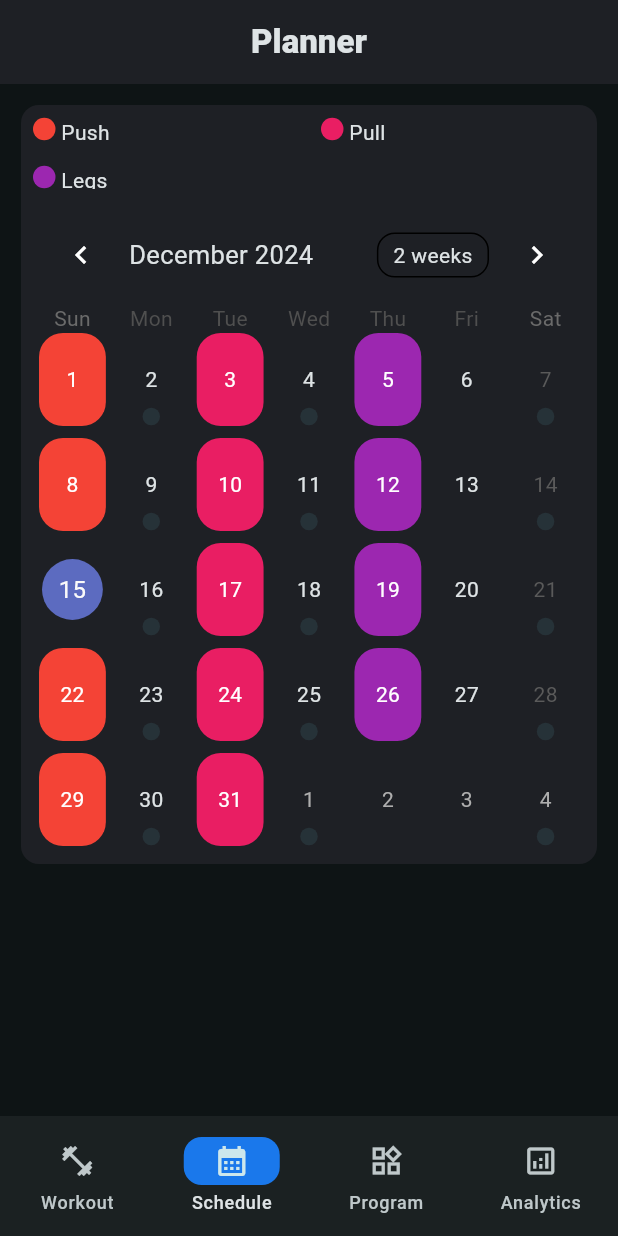
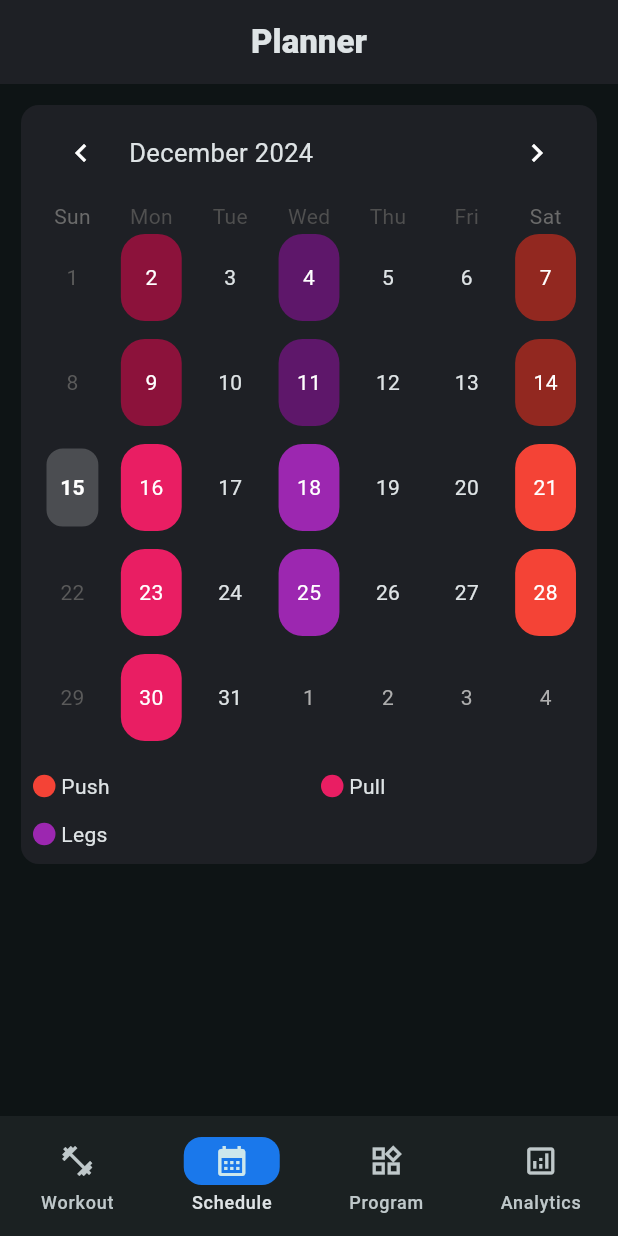
Before and after one commit to coleWesterveld/Flutter-Gym-App, a Flutter app: the screen it shows after launch, item 2 of the bottom bar chosen, on a phone screen of 412 x 824 dp. Run offline on Flutter 3.47's test engine with Material 3 defaults, Android fonts, the phone set to English and light mode, and no system bars; drawn by our look-alikes of table_calendar; our stand-ins replace flutter_colorpicker, sqflite; accounts and stored records are empty.

Commit message:
darken passed days; sched. UI improvements

```diff
--- a/lib/schedule_page.dart
+++ b/lib/schedule_page.dart
@@ -1,6 +1,6 @@
 // schedule page
 //not updated
-import 'dart:ffi';
+//import 'dart:ffi';
 
 import 'package:flutter/material.dart';
 import 'package:table_calendar/table_calendar.dart';
@@ -10,7 +10,31 @@ import 'database/profile.dart';
 
 class Event{
   final String title;
-  Event(this.title);
+  final int index;
+  Event(this.title, this.index);
+}
+
+// these need to be moved, they are repasted everywhere as of now
+Color lighten(Color c, [int percent = 10]) {
+    assert(1 <= percent && percent <= 100);
+    var p = percent / 100;
+    return Color.fromARGB(
+        c.alpha,
+        c.red + ((255 - c.red) * p).round(),
+        c.green + ((255 - c.green) * p).round(),
+        c.blue + ((255 - c.blue) * p).round()
+    );
+}
+
+Color darken(Color c, [int percent = 10]) {
+    assert(1 <= percent && percent <= 100);
+    var f = 1 - percent / 100;
+    return Color.fromARGB(
+        c.alpha,
+        (c.red * f).round(),
+        (c.green  * f).round(),
+        (c.blue * f).round()
+    );
 }
 
 int daysBetween(DateTime from, DateTime to) {
@@ -54,7 +78,7 @@ class _MyScheduleState extends State<SchedulePage> {
   List<Event> _getEventsForDay (DateTime day){
     for (var splitDay = 0; splitDay < context.read<Profile>().split.length; splitDay ++){
       if (daysBetween(startDay , day) % context.read<Profile>().splitLength == (context.read<Profile>().splitLength ~/ context.read<Profile>().split.length) * splitDay) {
-        return [Event(context.read<Profile>().split[splitDay].dayTitle)];
+        return [Event(context.read<Profile>().split[splitDay].dayTitle, splitDay)];
       }
     }
     return [];
@@ -64,7 +88,7 @@ class _MyScheduleState extends State<SchedulePage> {
     if (!isSameDay(_selectedDay, selectedDay)){
       setState((){
         _selectedDay = selectedDay;
-        today = focusedDay;
+        //today = focusedDay;
         _selectedEvents.value = _getEventsForDay(selectedDay);
       });
 
@@ -72,13 +96,17 @@ class _MyScheduleState extends State<SchedulePage> {
   }
 
   Widget buildLegend(){
+    int crossCount = 2;
+    int numLabels = context.watch<Profile>().split.length;
+
     Orientation orientation = MediaQuery.of(context).orientation;
     return SizedBox(
+      //color: Colors.red,
       width: double.infinity,
-      height: orientation == Orientation.portrait ? 20*(context.watch<Profile>().split.length).toDouble() : 50,
+      height: orientation == Orientation.portrait ? 34*(numLabels / crossCount).ceilToDouble() : 50,
       child: GridView.count(
         physics: const NeverScrollableScrollPhysics(),
-        crossAxisCount: orientation == Orientation.portrait ?  2: 1,
+        crossAxisCount: orientation == Orientation.portrait ?  crossCount: 1,
         //crossAxisSpacing: 5,
         //mainAxisSpacing: 5,
         childAspectRatio: 6,
@@ -92,7 +120,7 @@ class _MyScheduleState extends State<SchedulePage> {
     for (Day day in context.watch<Profile>().split){
       labels.add(
         Padding(
-          padding: const EdgeInsets.all(8.0),
+          padding: const EdgeInsets.only(left: 8.0, right: 8.0),
           child: SizedBox(
             height: 20,
             child: Row(
@@ -117,6 +145,47 @@ class _MyScheduleState extends State<SchedulePage> {
     return labels;
   }
 
+  BoxDecoration _buildToday(){
+    final events = _getEventsForDay(today);
+    if (events.isNotEmpty){
+      return BoxDecoration(
+        border: Border.all(color: Colors.white, width: 3),
+        borderRadius: const BorderRadius.all(Radius.circular(14)),
+        color: darken(Color(context.watch<Profile>().split[events[0].index].dayColor),20),
+        shape: BoxShape.rectangle,
+      );
+    }
+
+    return  BoxDecoration(
+        color:  darken(const Color(0xFF1e2025), 20),
+        border: Border.all(color: Colors.white, width: 3),
+        borderRadius:  const BorderRadius.all(Radius.circular(14)),
+        shape: BoxShape.rectangle,
+      );
+
+
+  }
+
+  BoxDecoration _buildSelected(){
+    final events = _getEventsForDay(_selectedDay!);
+    if (events.isNotEmpty){
+      return BoxDecoration(
+        border: Border.all(color: Color(0xFF1e2025), width: 3),
+        borderRadius: const BorderRadius.all(Radius.circular(14)),
+        color: lighten(Color(context.watch<Profile>().split[events[0].index].dayColor),20),
+        shape: BoxShape.rectangle,
+      );
+    }
+
+    return  BoxDecoration(
+        color:  lighten(const Color(0xFF1e2025), 20),
+        border: Border.all(color: Color(0xFF1e2025), width: 3),        borderRadius:  const BorderRadius.all(Radius.circular(14)),
+        shape: BoxShape.rectangle,
+      );
+
+
+  }
+//TODO: fix error where clicking on day in next month scrolls to next month and throws an error
   @override
   void didChangeDependencies() {
     super.didChangeDependencies();
@@ -159,32 +228,51 @@ class _MyScheduleState extends State<SchedulePage> {
                   borderRadius: BorderRadius.circular(12),
                 ),
                 child: Column(
+                  mainAxisSize: MainAxisSize.min,
                   children: [
-                     buildLegend(),
 
                     Padding(
-                      padding: const EdgeInsets.all(8.0),
+                      padding: const EdgeInsets.only(bottom: 8.0, left: 8.0, right: 8.0),
+                      child: Container(
+                        //color: Colors.red,
                         child: TableCalendar(
+
+//TODO: add button in header to take user back to today
+                          // limit to only monthview
+                          availableCalendarFormats: const {
+                            CalendarFormat.month: 'Month',
+                          },
+
+                          // will return true if seected day is same as day, will highlight day as selected
                           selectedDayPredicate: (day) {
                             return _selectedDay!.year == day.year &&
                               _selectedDay!.month == day.month &&
                               _selectedDay!.day == day.day;
                           },
+
+                          // manage when a day gets tapped
                           onDaySelected: _onDaySelected,
+
+                          // given a day, load its events
                           eventLoader: _getEventsForDay,
+
+
+                          // build by day
 
                           calendarBuilders: CalendarBuilders(
                           defaultBuilder: (context, day, focusedDay) {
-                          DateTime origin = DateTime(2024, 1, 7);
-                          for (var splitDay = 0; splitDay < context.watch<Profile>().split.length; splitDay ++){
+                            var events = _getEventsForDay(day);
 
+                            //DateTime origin = DateTime(2024, 1, 7);
 
-                            if (daysBetween(origin , day) % context.watch<Profile>().splitLength == (context.watch<Profile>().splitLength ~/ context.watch<Profile>().split.length) * splitDay) {
-                              return Padding(
-                                padding: const EdgeInsets.all(4.0),
+                            if (events.isNotEmpty){
+                              return  Padding(
+                                padding: const EdgeInsets.all(6.0),
                                 child: Container(
                                   decoration: BoxDecoration(
-                                    color: Color(context.watch<Profile>().split[splitDay].dayColor),
+                                    color: today.isBefore(day) ?
+                                      Color(context.watch<Profile>().split[events[0].index].dayColor):
+                                      darken(Color(context.watch<Profile>().split[events[0].index].dayColor), 40),
                                     borderRadius: const BorderRadius.all(
                                       Radius.circular(16.0),
                                     ),
@@ -198,7 +286,7 @@ class _MyScheduleState extends State<SchedulePage> {
                                 ),
                               );
                             }
-                          }
+
 
                             return null;
                           },
@@ -206,9 +294,28 @@ class _MyScheduleState extends State<SchedulePage> {
                           rowHeight: 70,
                           focusedDay: _selectedDay!,
                           firstDay: DateTime.utc(2010, 10, 16),
-                        lastDay: DateTime.utc(2030, 3, 14)
+                          lastDay: DateTime.utc(2030, 3, 14),
+                          calendarStyle: CalendarStyle(
+                            markerDecoration: const BoxDecoration(),
+                            defaultDecoration: BoxDecoration(
+                              //color: Colors.white,
+                              borderRadius: BorderRadius.circular(14),
+                            ),
+
+                            //cellMargin: const EdgeInsets.all(1.0),
+
+                            selectedDecoration: _buildSelected(),
+                            todayDecoration: _buildToday(),
+
+                            selectedTextStyle: const TextStyle(
+                              color: Colors.white,
+                              fontWeight: FontWeight.bold,
                             ),
                           ),
+                        ),
+                      ),
+                    ),
+                    buildLegend(),
                   ],
                 ),
               ),
@@ -216,21 +323,22 @@ class _MyScheduleState extends State<SchedulePage> {
             ValueListenableBuilder<List<Event>>(
               valueListenable: _selectedEvents,
               builder: (context, value, _){
-                if (value.length > 0){
+                if (value.isNotEmpty){
                     return Container(
                       margin: const EdgeInsets.symmetric(
                         horizontal: 12,
                         vertical: 4,
                       ),
                       decoration: BoxDecoration(
-                        border: Border.all(),
-                        borderRadius: BorderRadius.circular(12),
+
+                        border: Border.all(color: const Color(0xFF1e2025)),
+                        borderRadius: BorderRadius.circular(14),
                       ),
                       child: Container(
                         decoration: BoxDecoration(
-                          color: const Color(0xFF2b2b2b),
-                          borderRadius: BorderRadius.circular(12),
-                          border: Border.all(
+                          color: const Color(0xFF1e2025),
+                          borderRadius: BorderRadius.circular(14),
+                          border: Border.all(color: const Color(0xFF1e2025)
                             //color: context.watch<Profile>().split[index].dayColor,
 
                         ),),
--- a/lib/tempCodeRunnerFile.dart
+++ /dev/null
@@ -1,2 +0,0 @@
-.fromSeed(
-        seedColor = Colors.deepPurple
```
Lines whose indentation alone changed are shown as unchanged.
